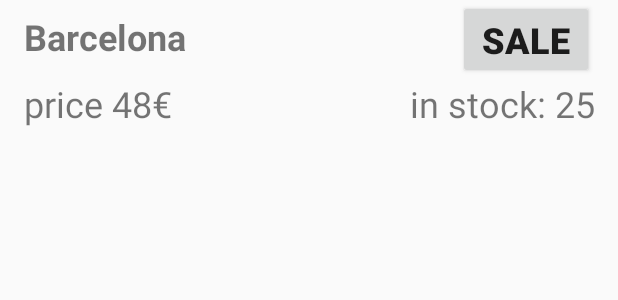
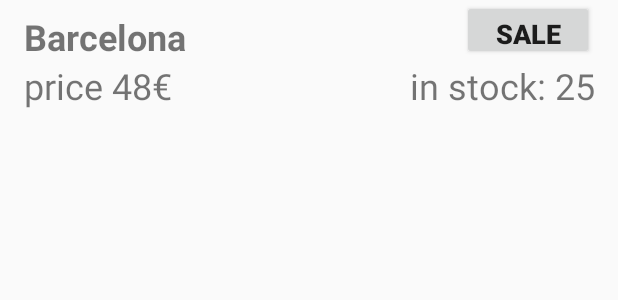
Before and after one commit to hildegw/Inventory, an Android app: the layout item.xml on its own in the app's theme, with its tools: preview values and no code run, on a phone screen of 412 x 824 dp. Shown: the top 300 px of the screen. Run offline under Robolectric (Android 15) with nearby library versions, the phone set to English and light mode, and no system bars.

Commit message:
basic layout files for list

```diff
--- a/app/build.gradle
+++ b/app/build.gradle
@@ -26,4 +26,5 @@ dependencies {
     })
     compile 'com.android.support:appcompat-v7:25.2.0'
     testCompile 'junit:junit:4.12'
+    compile 'com.android.support:design:25.2.0'
 }
--- a/app/src/main/res/layout/item.xml
+++ b/app/src/main/res/layout/item.xml
@@ -24,14 +24,14 @@
 
         <Button
             android:layout_width="wrap_content"
-            android:layout_height="wrap_content"
+            android:layout_height="40dp"
             android:textStyle="bold"
             android:layout_alignParentRight="true"
-            android:textSize="24sp"
+            android:textSize="18sp"
             android:layout_marginRight="16dp"
             android:paddingRight="16dp"
             android:paddingLeft="16dp"
-            android:text="Sale" />
+            android:text="@string/sale_button" />
 
         </RelativeLayout>
 
@@ -45,7 +45,7 @@
             android:layout_width="wrap_content"
             android:layout_height="wrap_content"
             android:textSize="24sp"
-            android:layout_marginBottom="16dp"
+            android:layout_marginBottom="8dp"
             android:paddingRight="16dp"
             android:paddingLeft="16dp"
             tools:text="price 48€"/>
@@ -57,7 +57,7 @@
             android:textSize="24sp"
             android:textAlignment="viewEnd"
             android:gravity="end"
-            android:layout_marginBottom="16dp"
+            android:layout_marginBottom="8dp"
             android:paddingRight="16dp"
             android:paddingLeft="16dp"
             tools:text="in stock: 25"/>
--- a/app/src/main/res/values/strings.xml
+++ b/app/src/main/res/values/strings.xml
@@ -1,4 +1,5 @@
 <resources>
     <string name="app_name">Inventory X-Over</string>
-    <string name="empty_view">Please add a bag to your inventory</string>
+    <string name="empty_view">Please add a new bag to your inventory</string>
+    <string name="sale_button">sale</string>
 </resources>
```
Also changed, not shown: app/src/main/res/layout/activity_main.xml (+9 -0 lines), app/src/main/ic_launcher-web.png (added), app/src/main/res/drawable-hdpi/ic_float.png (added), app/src/main/res/drawable-mdpi/ic_float.png (added), app/src/main/res/drawable-xhdpi/ic_float.png (added), app/src/main/res/drawable-xxhdpi/ic_float.png (added), app/src/main/res/mipmap-hdpi/ic_launcher.png, app/src/main/res/mipmap-mdpi/ic_launcher.png, app/src/main/res/mipmap-xhdpi/ic_launcher.png, app/src/main/res/mipmap-xxhdpi/ic_launcher.png, app/src/main/res/mipmap-xxxhdpi/ic_launcher.png.
